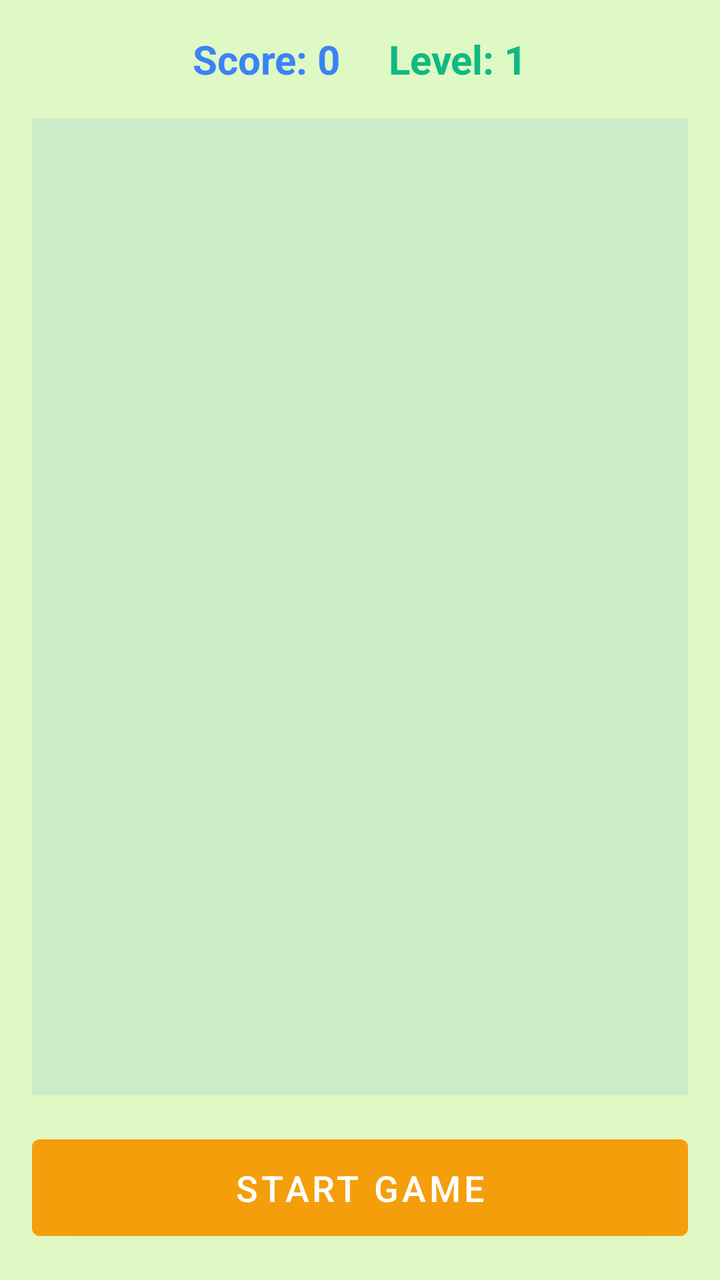
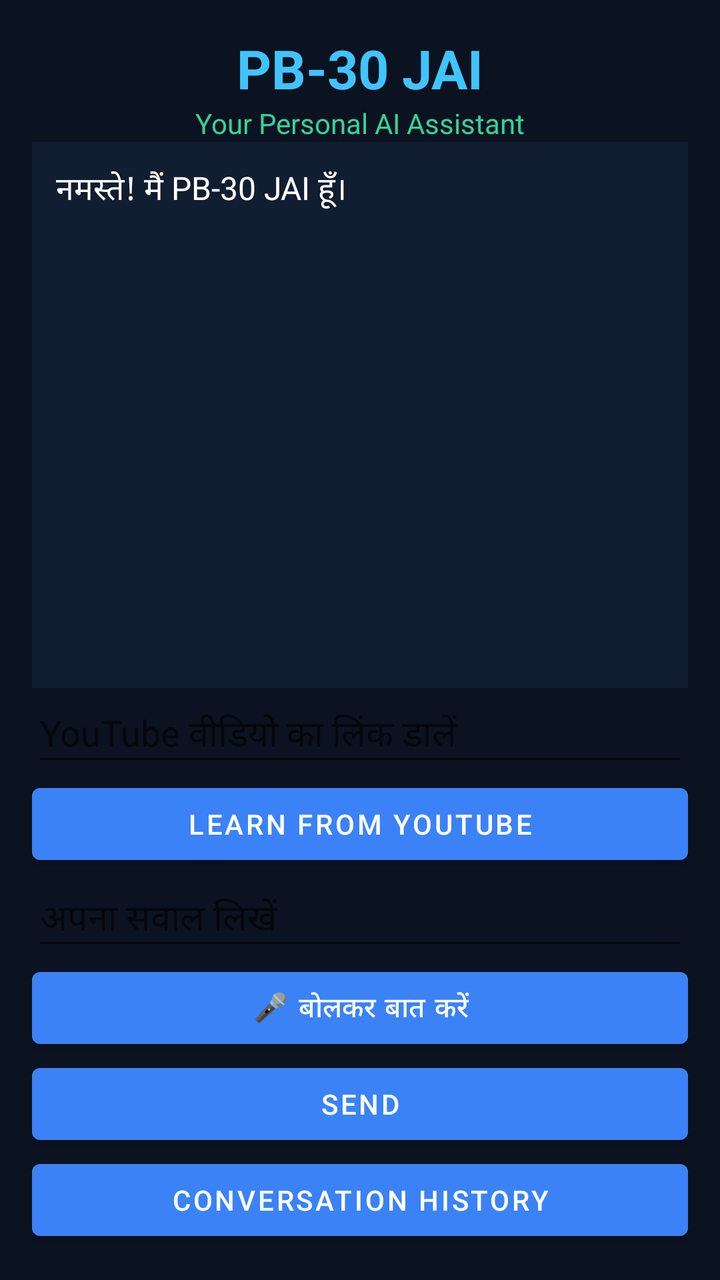

Compare the two renders of this Android layout. The source of the first and the diff that turns it into the second are given below.
<!-- AndroidManifest.xml: application theme AppTheme -->
<!-- res/layout/activity_main.xml -->
<?xml version="1.0" encoding="utf-8"?>
<LinearLayout xmlns:android="http://schemas.android.com/apk/res/android"
    android:layout_width="match_parent"
    android:layout_height="match_parent"
    android:orientation="vertical"
    android:background="#3B82F615"
    android:padding="16dp">

    <LinearLayout
        android:layout_width="match_parent"
        android:layout_height="wrap_content"
        android:orientation="horizontal"
        android:gravity="center"
        android:layout_marginBottom="16dp">

        <TextView
            android:id="@+id/scoreLabel"
            android:layout_width="wrap_content"
            android:layout_height="wrap_content"
            android:text="Score: 0"
            android:textSize="20sp"
            android:textStyle="bold"
            android:textColor="#3B82F6"
            android:layout_marginEnd="24dp" />

        <TextView
            android:id="@+id/levelLabel"
            android:layout_width="wrap_content"
            android:layout_height="wrap_content"
            android:text="Level: 1"
            android:textSize="20sp"
            android:textStyle="bold"
            android:textColor="#10B981" />
    </LinearLayout>

    <View
        android:id="@+id/gameArea"
        android:layout_width="match_parent"
        android:layout_height="0dp"
        android:layout_weight="1"
        android:background="#3B82F6"
        android:alpha="0.1" />

    <Button
        android:id="@+id/startBtn"
        android:layout_width="match_parent"
        android:layout_height="wrap_content"
        android:text="Start Game"
        android:backgroundTint="#F59E0B"
        android:textColor="#FFFFFF"
        android:layout_marginTop="16dp"
        android:textSize="18sp"
        android:padding="12dp" />
</LinearLayout>
<!-- resources referenced by this layout -->
<resources>
  <style name="AppTheme" parent="Theme.MaterialComponents.Light.NoActionBar">
          <item name="colorPrimary">#3B82F6</item>
          <item name="colorPrimaryVariant">#135ace</item>
          <item name="colorOnPrimary">#FFFFFF</item>
          <item name="android:statusBarColor">#3B82F6</item>
          <item name="android:windowBackground">@color/bg_color</item>
      </style>
  <color name="bg_color">#FAFAFA</color>
</resources>

<!-- the commit's change to res/layout/activity_main.xml (unified diff, before → after) -->
@@ -3,52 +3,81 @@
     android:layout_width="match_parent"
     android:layout_height="match_parent"
     android:orientation="vertical"
-    android:background="#3B82F615"
+    android:background="#0B1220"
     android:padding="16dp">
 
-    <LinearLayout
+    <TextView
         android:layout_width="match_parent"
         android:layout_height="wrap_content"
-        android:orientation="horizontal"
-        android:gravity="center"
-        android:layout_marginBottom="16dp">
+        android:text="PB-30 JAI"
+        android:textColor="#40C4FF"
+        android:textSize="27sp"
+        android:textStyle="bold"
+        android:gravity="center"/>
 
-        <TextView
-            android:id="@+id/scoreLabel"
-            android:layout_width="wrap_content"
-            android:layout_height="wrap_content"
-            android:text="Score: 0"
-            android:textSize="20sp"
-            android:textStyle="bold"
-            android:textColor="#3B82F6"
-            android:layout_marginEnd="24dp" />
+    <TextView
+        android:layout_width="match_parent"
+        android:layout_height="wrap_content"
+        android:text="Your Personal AI Assistant"
+        android:textColor="#34D399"
+        android:gravity="center"/>
 
-        <TextView
-            android:id="@+id/levelLabel"
-            android:layout_width="wrap_content"
-            android:layout_height="wrap_content"
-            android:text="Level: 1"
-            android:textSize="20sp"
-            android:textStyle="bold"
-            android:textColor="#10B981" />
-    </LinearLayout>
-
-    <View
-        android:id="@+id/gameArea"
+    <ScrollView
         android:layout_width="match_parent"
         android:layout_height="0dp"
         android:layout_weight="1"
-        android:background="#3B82F6"
-        android:alpha="0.1" />
+        android:background="#111D30"
+        android:padding="12dp">
+
+        <TextView
+            android:id="@+id/chatText"
+            android:layout_width="match_parent"
+            android:layout_height="wrap_content"
+            android:text="नमस्ते! मैं PB-30 JAI हूँ।"
+            android:textColor="#FFFFFF"
+            android:textSize="16sp"/>
+    </ScrollView>
+    <EditText
+        android:id="@+id/youtubeInput"
+        android:layout_width="match_parent"
+        android:layout_height="wrap_content"
+        android:hint="YouTube वीडियो का लिंक डालें"
+        android:textColor="#FFFFFF"
+        android:hintTextColor="#94A3B8"
+        android:singleLine="true"
+        android:inputType="textUri"/>
 
     <Button
-        android:id="@+id/startBtn"
+        android:id="@+id/youtubeBtn"
         android:layout_width="match_parent"
         android:layout_height="wrap_content"
-        android:text="Start Game"
-        android:backgroundTint="#F59E0B"
+        android:text="Learn from YouTube"/>
+
+    <EditText
+        android:id="@+id/messageInput"
+        android:layout_width="match_parent"
+        android:layout_height="wrap_content"
+        android:hint="अपना सवाल लिखें"
         android:textColor="#FFFFFF"
-        android:layout_marginTop="16dp"
-        android:textSize="18sp"
-        android:padding="12dp" />
+        android:hintTextColor="#94A3B8"
+        android:inputType="textMultiLine"
+        android:maxLines="3"/>
+    <Button
+        android:id="@+id/voiceBtn"
+        android:layout_width="match_parent"
+        android:layout_height="wrap_content"
+        android:text="🎤 बोलकर बात करें"/>
+
+    <Button
+        android:id="@+id/sendBtn"
+        android:layout_width="match_parent"
+        android:layout_height="wrap_content"
+        android:text="Send"/>
+
+    <Button
+        android:id="@+id/historyBtn"
+        android:layout_width="match_parent"
+        android:layout_height="wrap_content"
+        android:text="Conversation History"/>
+
 </LinearLayout>
